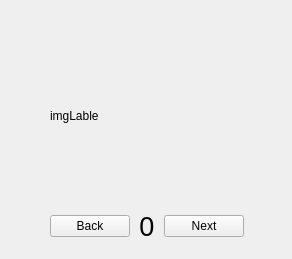
First picture: the form in examples/mnist/widget.ui, repository eidelen/EidNN, before the edit.
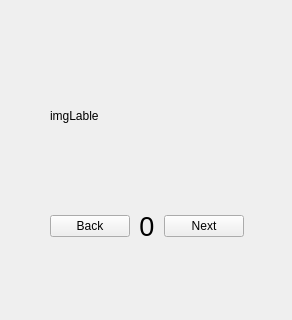
Second picture: the form after the edit.

Commit message: MNIST 88% after running the whole night :)

```diff
--- a/examples/mnist/widget.ui
+++ b/examples/mnist/widget.ui
@@ -7,7 +7,7 @@
     <x>0</x>
     <y>0</y>
     <width>292</width>
-    <height>259</height>
+    <height>320</height>
    </rect>
   </property>
   <property name="windowTitle">
```
The commit also changes 2 other files.
